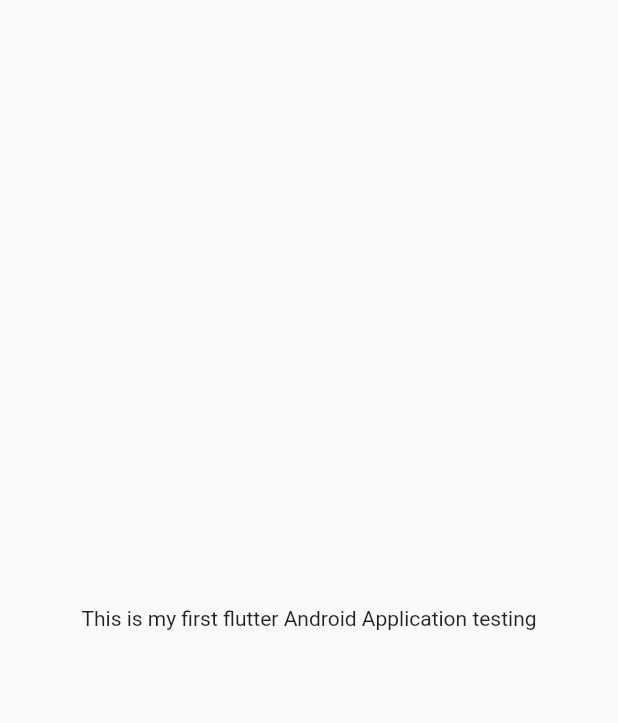
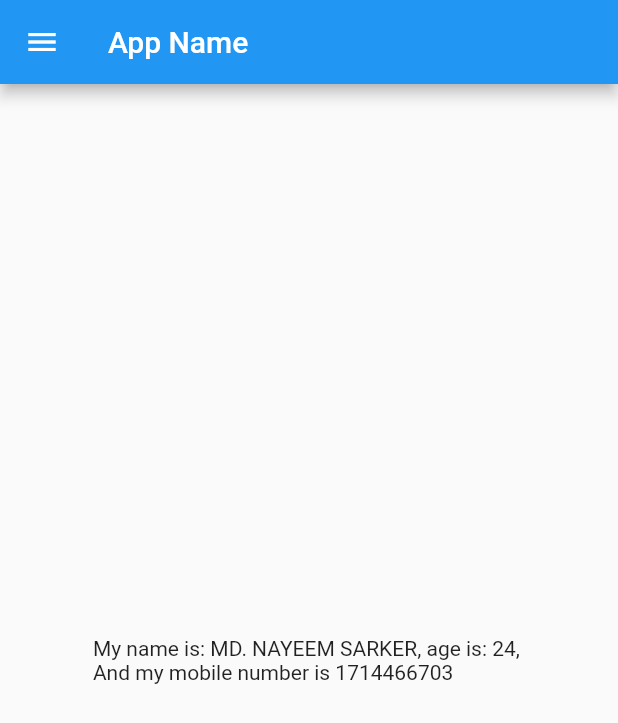
Before and after one commit to mdnayeemsarker/FlutterDeepLearning, a Flutter app: the screen it shows after launch, on a phone screen of 412 x 824 dp. Shown: the top 723 px of the screen. Run offline on Flutter 3.47's test engine with Material 2 defaults, Android fonts, the phone set to English and light mode, and no system bars.

Commit message:
Changes Something and create new page

```diff
--- /dev/null
+++ b/lib/home_page.dart
@@ -0,0 +1,22 @@
+import 'package:flutter/material.dart';
+
+class HomePage extends StatelessWidget {
+  @override
+  Widget build(BuildContext context) {
+    String name = "MD. NAYEEM SARKER";
+    int age = 24;
+    int mobile = 01714466703;
+    return Scaffold(
+      appBar: AppBar(
+        title: Text("App Name"),
+      ),
+      body: Center(
+        child: Container(
+          child: Text(
+              "My name is: $name, age is: $age, \nAnd my mobile number is $mobile"),
+        ),
+      ),
+      drawer: Drawer(),
+    );
+  }
+}
--- a/lib/main.dart
+++ b/lib/main.dart
@@ -1,22 +1,17 @@
 import 'package:flutter/material.dart';
+import 'package:flutter_dl/home_page.dart';
 
 void main() {
   runApp(MyApp());
 }
 
 class MyApp extends StatelessWidget {
-  const MyApp({super.key});
-
   @override
   Widget build(BuildContext context) {
+
+
     return MaterialApp(
-      home: Material(
-        child: Center(
-          child: Container(
-            child: Text("This is my first flutter Android Application testing"),
-          ),
-        ),
-      ),
+      home: HomePage()
     );
   }
 }
```
Also changed, not shown: 1 other file.
